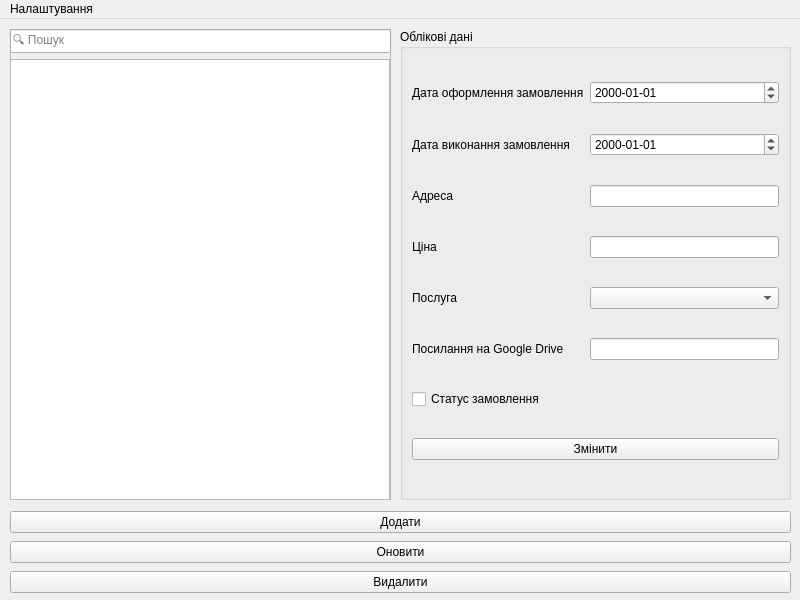
Qt form PhotoJournalistAdminPanel/AdminPanel/adminpanel.ui (Vakulex/CourseWork) before a commit.
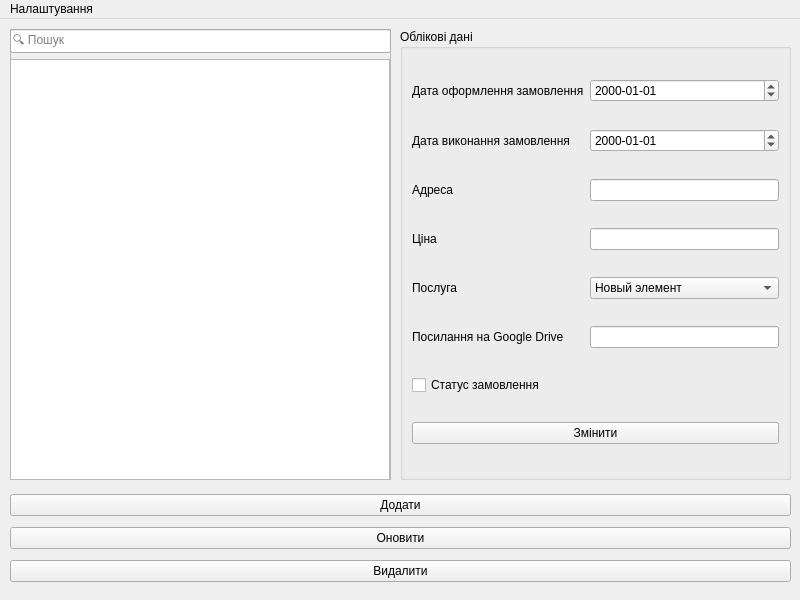
The same form after that commit.

```diff
--- a/PhotoJournalistAdminPanel/AdminPanel/adminpanel.ui
+++ b/PhotoJournalistAdminPanel/AdminPanel/adminpanel.ui
@@ -35,7 +35,7 @@
       <x>10</x>
       <y>10</y>
       <width>381</width>
-      <height>471</height>
+      <height>451</height>
      </rect>
     </property>
     <property name="frameShape">
@@ -50,7 +50,7 @@
        <x>0</x>
        <y>30</y>
        <width>380</width>
-       <height>441</height>
+       <height>421</height>
       </rect>
      </property>
      <property name="sizePolicy">
@@ -108,9 +108,9 @@
     <property name="geometry">
      <rect>
       <x>10</x>
-      <y>490</y>
+      <y>470</y>
       <width>781</width>
-      <height>86</height>
+      <height>100</height>
      </rect>
     </property>
     <layout class="QVBoxLayout" name="verticalLayout">
@@ -143,7 +143,7 @@
       <x>400</x>
       <y>10</y>
       <width>391</width>
-      <height>471</height>
+      <height>451</height>
      </rect>
     </property>
     <property name="title">
@@ -213,7 +213,13 @@
       <widget class="QLineEdit" name="AdressLineEdit"/>
      </item>
      <item row="4" column="1">
-      <widget class="QComboBox" name="ServiceComboBox"/>
+      <widget class="QComboBox" name="ServiceComboBox">
+       <item>
+        <property name="text">
+         <string>Новый элемент</string>
+        </property>
+       </item>
+      </widget>
      </item>
      <item row="1" column="1">
       <widget class="QDateEdit" name="EndDate">
```
